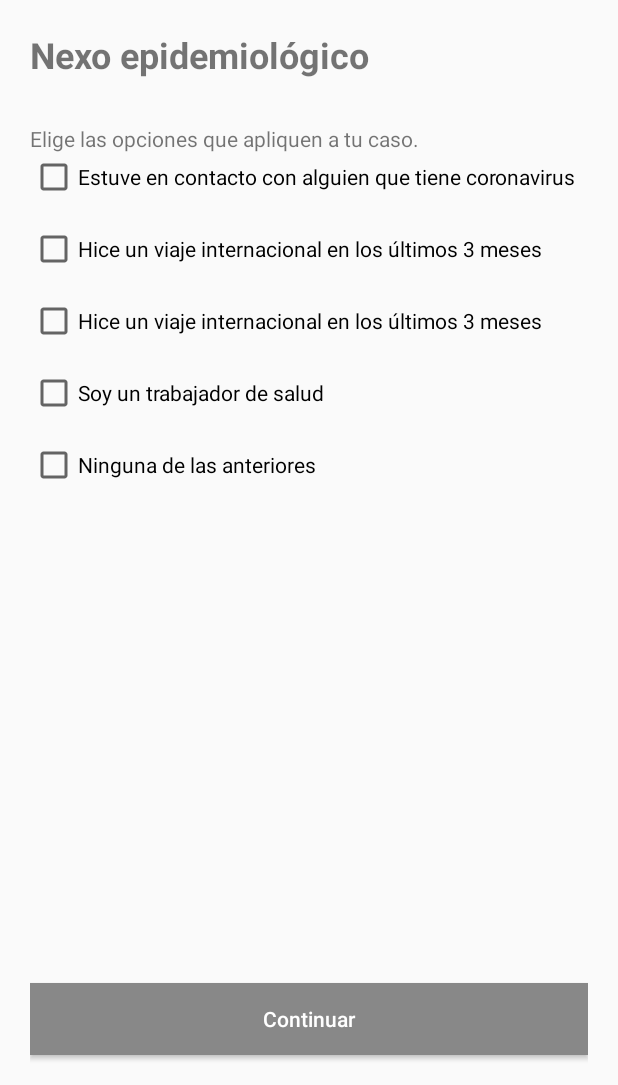
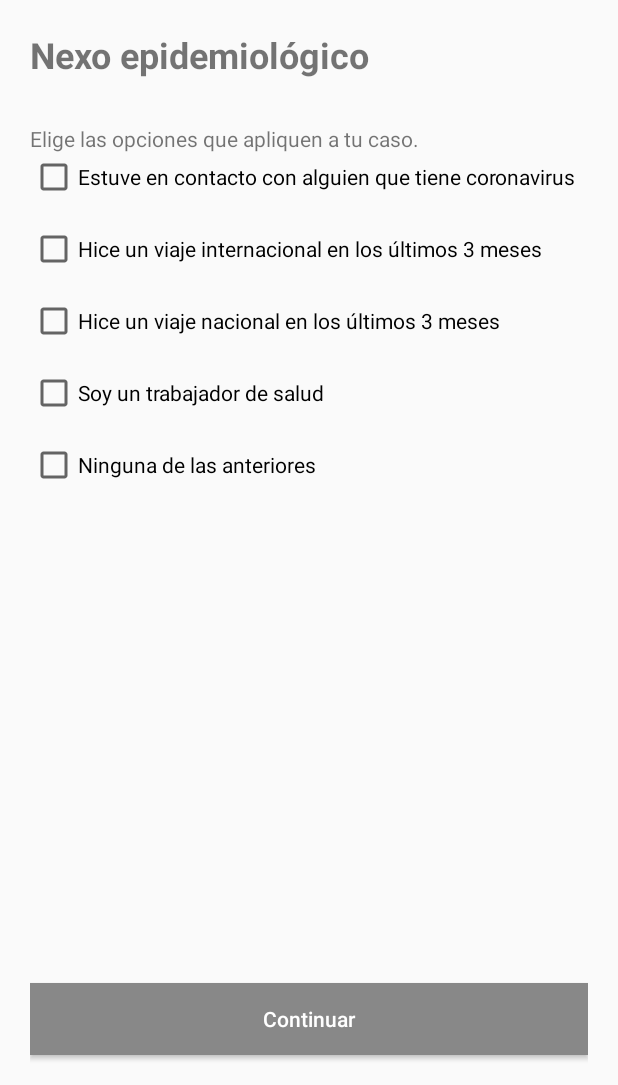
Before and after one commit to MetalPrime/Quiz1-ECO, an Android app: the EpidemiologicalLink screen opened directly, with no data from a screen before it, on a phone screen of 412 x 824 dp, the part 151-1236 px from its top. Run offline under Robolectric (Android 15) with nearby library versions, the phone set to English and light mode, and no system bars.

Commit message:
FV, little update XML

```diff
--- a/app/src/main/res/layout/activity_epidemiological_link.xml
+++ b/app/src/main/res/layout/activity_epidemiological_link.xml
@@ -99,7 +99,7 @@
                 android:layout_width="0dp"
                 android:layout_height="wrap_content"
                 android:layout_marginTop="16dp"
-                android:text="Hice un viaje internacional en los últimos 3 meses"
+                android:text="Hice un viaje nacional en los últimos 3 meses"
                 app:layout_constraintEnd_toEndOf="parent"
                 app:layout_constraintStart_toStartOf="parent"
                 app:layout_constraintTop_toBottomOf="@+id/checkBox2" />
```
